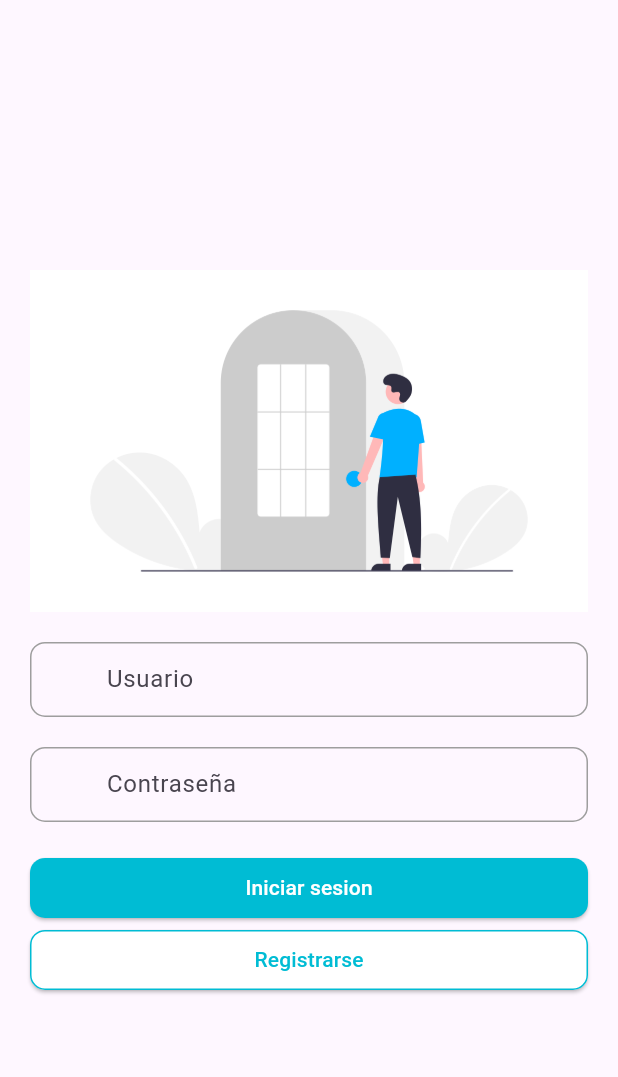
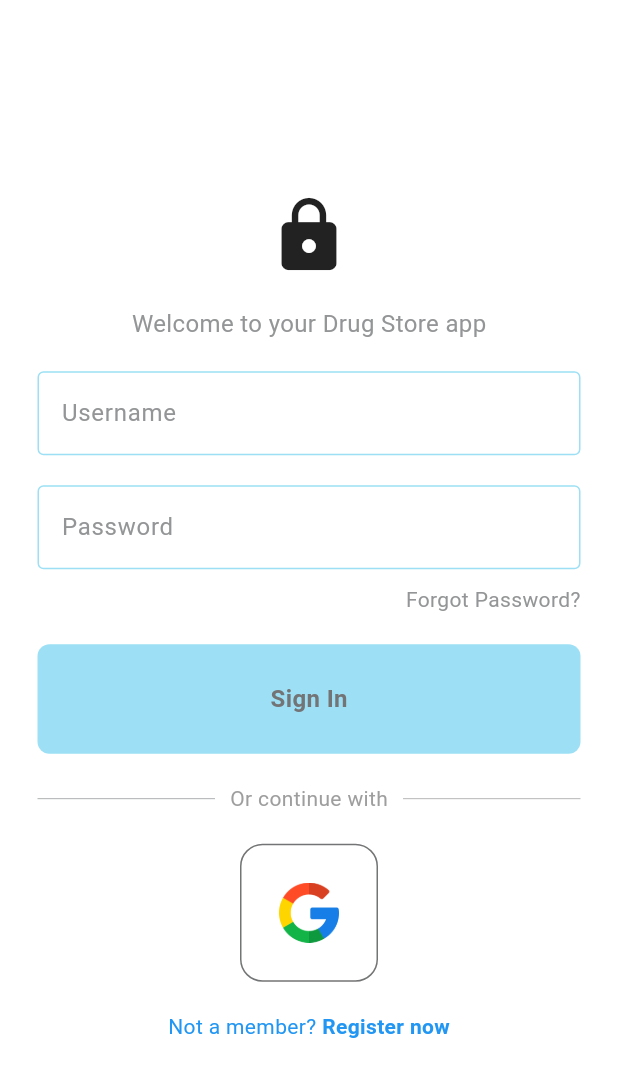
Before and after one commit to erickstam/DrugStoreFlutter, a Flutter app: the screen it shows after launch, on a phone screen of 412 x 824 dp. Shown: the top 1077 px of the screen. Run offline on Flutter 3.47's test engine with Material 3 defaults, Android fonts, the phone set to English and light mode, and no system bars; our stand-ins replace firebase_auth, firebase_core, geolocator, google_maps_flutter; missing offline and left inert: dart:ffi, flutter_polyline_points; accounts and stored records are empty.

Commit message:
Auth FireBase

```diff
--- /dev/null
+++ b/lib/Components/my_botton.dart
@@ -0,0 +1,30 @@
+import 'package:flutter/material.dart';
+
+class ButtonsMaterial extends StatelessWidget {
+  final Function()? onTap;
+  final String text;
+  const ButtonsMaterial({super.key, required this.onTap, required this.text});
+
+  @override
+  Widget build(BuildContext context) {
+    return GestureDetector(
+      onTap: onTap,
+      child: Container(
+        padding: const EdgeInsets.all(25),
+        margin: const EdgeInsets.symmetric(horizontal: 25),
+        decoration: BoxDecoration(
+            color: const Color.fromARGB(255, 157, 224, 245),
+            borderRadius: BorderRadius.circular(8)),
+        child: Center(
+          child: Text(
+            text,
+            style:  const TextStyle(
+                color: Color.fromARGB(255, 115, 116, 117),
+                fontWeight: FontWeight.bold,
+                fontSize: 16),
+          ),
+        ),
+      ),
+    );
+  }
+}
--- /dev/null
+++ b/lib/Components/my_textfield.dart
@@ -0,0 +1,37 @@
+import 'package:flutter/material.dart';
+
+class ImputTextMaterial extends StatelessWidget {
+  final controller;
+  final String hintText;
+  final bool obscureText;
+
+  const ImputTextMaterial({
+    super.key,
+    required this.controller,
+    required this.hintText,
+    required this.obscureText,
+  });
+
+  @override
+  Widget build(BuildContext context) {
+    return Padding(
+      padding: const EdgeInsets.symmetric(horizontal: 25.0),
+      child: TextField(
+        controller: controller,
+        obscureText: obscureText,
+        decoration: InputDecoration(
+          enabledBorder: const OutlineInputBorder(
+            borderSide: BorderSide(color: Color.fromARGB(255, 157, 224, 245)),
+          ),
+          focusedBorder: const OutlineInputBorder(
+            borderSide: BorderSide(color: Color.fromARGB(255, 157, 224, 245)),
+          ),
+          fillColor: const Color.fromARGB(255, 255, 255, 255),
+          filled: true,
+          hintText: hintText,
+          hintStyle: const TextStyle(color: Color.fromARGB(255, 147, 149, 150)),
+        ),
+      ),
+    );
+  }
+}
--- /dev/null
+++ b/lib/Components/square_tite.dart
@@ -0,0 +1,18 @@
+import 'package:flutter/material.dart';
+
+class SquareTile extends StatelessWidget {
+  final String imagePath;
+
+  const SquareTile({super.key, required this.imagePath});
+
+  @override
+  Widget build(BuildContext context) {
+    return Container(
+        padding: const EdgeInsets.all(25),
+        decoration: BoxDecoration(
+            border: Border.all(color: const Color.fromARGB(255, 115, 116, 117)),
+            borderRadius: BorderRadius.circular(15),
+            color: const Color.fromARGB(255, 255, 255, 255)),
+        child: Image.asset(imagePath, height: 40));
+  }
+}
--- a/lib/main.dart
+++ b/lib/main.dart
@@ -1,7 +1,14 @@
 import 'package:drugstore/paginas/home_screen.dart';
 import 'package:flutter/material.dart';
+import 'package:firebase_core/firebase_core.dart';
+import 'package:drugstore/Paginas/auth_page.dart';
+import 'firebase_options.dart';
 
-void main() {
+void main() async{
+  WidgetsFlutterBinding.ensureInitialized();
+  await Firebase.initializeApp(
+    options: DefaultFirebaseOptions.currentPlatform,
+  );
   runApp(const MyApp());
 }
 
@@ -12,8 +19,8 @@ class MyApp extends StatelessWidget {
   @override
   Widget build(BuildContext context) {
     return const MaterialApp(
-      title: 'Material App',
-      home: Login(),
+      debugShowCheckedModeBanner: false,
+      home: AuthPage(),
     );
   }
 }
--- /dev/null
+++ b/lib/paginas/auth_page.dart
@@ -0,0 +1,25 @@
+import 'package:drugstore/Paginas/login_or_registerPage.dart';
+import 'package:flutter/material.dart';
+import 'package:firebase_auth/firebase_auth.dart';
+import 'HomePage.dart';
+
+class AuthPage extends StatelessWidget {
+  const AuthPage({super.key});
+
+  @override
+  Widget build(BuildContext context) {
+    return Scaffold(
+      body: StreamBuilder<User?>(
+        stream: FirebaseAuth.instance.authStateChanges(),
+        builder: (context, snapshot){
+          if (snapshot.hasData){// user in logged in
+            return HomePage();
+          }else{// user is NOT logged in
+            //return LoginPage();
+            return const LoginOnRegisterPage();
+          }
+        }
+      ),
+    );
+  }
+}
--- /dev/null
+++ b/lib/paginas/login_or_registerPage.dart
@@ -0,0 +1,35 @@
+import 'package:drugstore/paginas/login_page.dart';
+import 'package:drugstore/paginas/register_page.dart';
+import 'package:flutter/material.dart';
+
+class LoginOnRegisterPage extends StatefulWidget {
+  const LoginOnRegisterPage({super.key});
+
+  @override
+  State<LoginOnRegisterPage> createState() => _LoginOnRegisterPageState();
+}
+
+class _LoginOnRegisterPageState extends State<LoginOnRegisterPage> {
+
+  //initially show login page
+  bool showLoginPage = true;
+  // toggle between login and register page
+  void togglePages(){
+    setState(() {
+      showLoginPage = !showLoginPage;
+    });
+  }
+
+  @override
+  Widget build(BuildContext context) {
+    if (showLoginPage){
+      return LoginPage(
+        onTap:  togglePages,
+      );
+    }else{
+      return RegisterPage(
+        onTap:  togglePages,
+      );
+    }
+  }
+}
--- /dev/null
+++ b/lib/paginas/login_page.dart
@@ -0,0 +1,183 @@
+import 'package:drugstore/Components/square_tite.dart';
+import 'package:firebase_auth/firebase_auth.dart';
+import 'package:flutter/material.dart';
+import 'package:drugstore/Components/my_textfield.dart';
+import 'package:drugstore/Components/my_botton.dart';
+
+class LoginPage extends StatefulWidget {
+  final Function()? onTap;
+  const LoginPage({super.key, required this.onTap});
+
+  @override
+  State<LoginPage> createState() => _LoginPageState();
+}
+
+class _LoginPageState extends State<LoginPage> {
+  //Text editing controllers
+  final usernameController = TextEditingController();
+  final passwordController = TextEditingController();
+
+  //Sign user in method
+  void signUserIn() async{
+    // show loading circle
+    showDialog(context: context, builder: (context){
+      return const Center(
+        child: CircularProgressIndicator(),
+      );
+    },
+  );
+
+    // try sign in
+    try{
+      await FirebaseAuth.instance.signInWithEmailAndPassword(
+      email: usernameController.text,
+      password: passwordController.text);
+    }on FirebaseException catch (e){
+      /*if (e.code == 'user-not-found'){
+        print('No user fount for that Email');//On validate terminal error
+        WrongEmailMessage();
+      } else if (e.code == 'wrong-password'){
+        print('Wrong password buddy');//On validate terminal error
+        WrongPasswordMessage();
+      }*/
+      // wrong password or email
+      showDialog(
+      context: context,
+      builder: (context){
+        return AlertDialog(
+          backgroundColor: Colors.deepPurple,
+          title: Center(
+            child: Text(
+              e.code,
+              style:  const TextStyle(color: Colors.white),
+            ),
+          ),
+        );
+      });
+    }
+    //pop the loading circle -> stop
+    Navigator.pop(context);
+  }
+  @override
+  Widget build(BuildContext context) {
+    return Scaffold(
+      backgroundColor: const Color.fromARGB(255, 255, 255, 255),
+      body: SafeArea(
+        child: Center(
+          child: SingleChildScrollView(
+            child: Column(
+              mainAxisAlignment: MainAxisAlignment.center,
+              children: [
+                const SizedBox(height: 20),
+                //logo
+                const Icon(
+                  Icons.lock,
+                  size: 55,
+                ),
+                const SizedBox(height: 20),
+                //welcome back, you've been missed!
+                const Text(
+                  'Welcome to your Drug Store app',
+                  style: TextStyle(
+                    color: Color.fromARGB(255, 147, 149, 150),
+                    fontSize: 16,
+                  ),
+                ),
+                const SizedBox(height: 20),
+                //username textfield
+                ImputTextMaterial(
+                  controller: usernameController,
+                  hintText: 'Username',
+                  obscureText: false,
+                ),
+                const SizedBox(height: 20),
+                //password textfield
+                ImputTextMaterial(
+                  controller: passwordController,
+                  hintText: 'Password',
+                  obscureText: true,
+                ),
+                const SizedBox(height: 10),
+                //forgot password?
+                const Padding(
+                  padding: EdgeInsets.symmetric(horizontal: 25.0),
+                  child: Row(
+                    mainAxisAlignment: MainAxisAlignment.end,
+                    children: [
+                      Text(
+                        'Forgot Password?',
+                        style:
+                            TextStyle(color: Color.fromARGB(255, 147, 149, 150)),
+                      )
+                    ],
+                  ),
+                ),
+                const SizedBox(height: 20),
+                //sign in button
+                ButtonsMaterial(
+                  text: "Sign In",
+                  onTap: signUserIn,
+                ),
+                const SizedBox(height: 20),
+                //or continue with
+                const Padding(
+                  padding: EdgeInsets.symmetric(horizontal: 25.0),
+                  child: Row(
+                    children: [
+                      Expanded(
+                        child: Divider(
+                          thickness: 0.5,
+                          color: Color.fromARGB(255, 147, 149, 150),
+                        ),
+                      ),
+                      Padding(
+                        padding: EdgeInsets.symmetric(horizontal: 10.0),
+                        child: Text(
+                          'Or continue with',
+                          style: TextStyle(color: Colors.grey),
+                        ),
+                      ),
+                      Expanded(
+                        child: Divider(
+                          thickness: 0.5,
+                          color: Colors.grey,
+                        ),
+                      ),
+                    ],
+                  ),
+                ),
+                const SizedBox(height: 20),
+                //google sign in buttons
+
+                const Row(
+                  mainAxisAlignment: MainAxisAlignment.center,
+                  children: [
+                    SquareTile(imagePath: 'assets/Google.png'),
+                  ],
+                ),
+                const SizedBox(height: 20),
+                //not a member? regster now
+                Row(
+                  mainAxisAlignment: MainAxisAlignment.center,
+                  children: [
+                    const Text('Not a member? ', style: TextStyle(color: Colors.blue)),
+                    const SizedBox(height: 4),
+                    GestureDetector(
+                      onTap: widget.onTap,
+                      child: const Text(
+                        'Register now',
+                        style: TextStyle(
+                            color: Colors.blue, fontWeight: FontWeight.bold),
+                      ),
+                    ),
+                  ],
+                ),
+                const SizedBox(height: 20),
+              ],
+            ),
+          ),
+        ),
+      ),
+    );
+  }
+}
--- a/pubspec.yaml
+++ b/pubspec.yaml
@@ -40,6 +40,8 @@ dependencies:
   # The following adds the Cupertino Icons font to your application.
   # Use with the CupertinoIcons class for iOS style icons.
   cupertino_icons: ^1.0.6
+  firebase_core: ^2.30.1
+  firebase_auth: ^4.19.5
 
 dev_dependencies:
   flutter_test:
@@ -67,6 +69,7 @@ flutter:
   # To add assets to your application, add an assets section, like this:
   assets:
     - assets/
+    - assets/Google.png
   # assets:
   #   - images/a_dot_burr.jpeg
   #   - images/a_dot_ham.jpeg
```
Also changed, not shown: lib/paginas/HomePage.dart (+27 -2 lines), lib/paginas/register_page.dart (added, +206 -0 lines), assets/Google.png (added), firebase.json (added), lib/firebase_options.dart (added), lib/generated/assets.dart, pubspec.lock.
